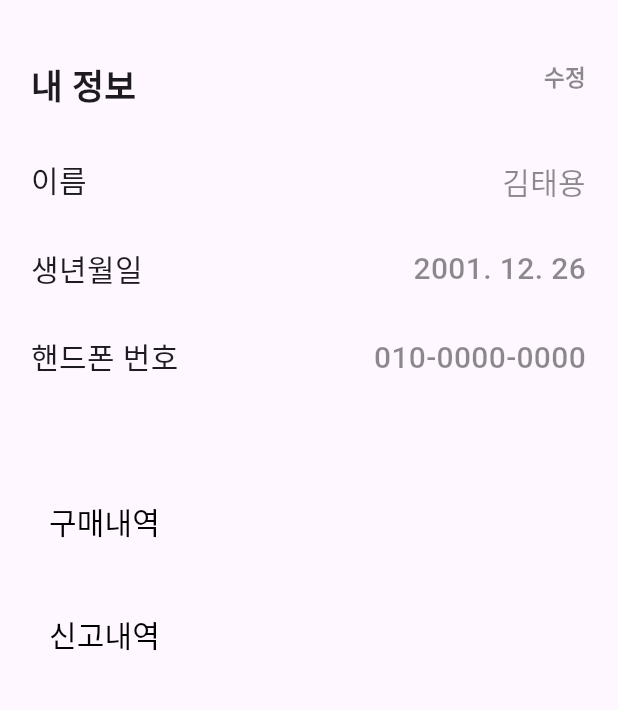
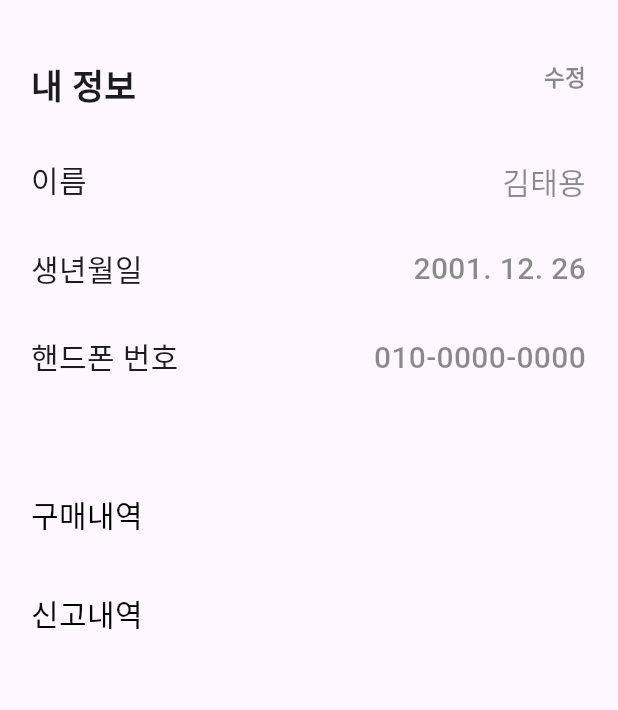
Before and after one commit to mxcoogi/Ravis, a Flutter app: the MyInfoScreen screen opened directly, on a phone screen of 412 x 824 dp, the part 390-1100 px from its top. Run offline on Flutter 3.47's test engine with Material 3 defaults, Android fonts, the phone set to English and light mode, and no system bars; our stand-ins replace flutter_svg, google_maps_flutter.

Commit message:
마이페이지 전부 완료

```diff
--- a/lib/screen/screen_myinfo.dart
+++ b/lib/screen/screen_myinfo.dart
@@ -1,5 +1,6 @@
 import 'package:flutter/material.dart';
 import 'package:ravis/widget/widget_myinfo.dart'; // MyinfoCard를 import
+
 
 class MyInfoScreen extends StatefulWidget {
   @override
@@ -11,6 +12,7 @@ class _MyInfoScreenState extends State<MyInfoScreen> {
   Widget build(BuildContext context) {
     // 화면의 가로 크기 (width) 얻기
     double screenWidth = MediaQuery.of(context).size.width;
+    double screenHeight = MediaQuery.of(context).size.height;
 
     // 기본적인 여백 계산
     double sidePadding = screenWidth * 0.05;
@@ -37,7 +39,11 @@ class _MyInfoScreenState extends State<MyInfoScreen> {
               // Details 위젯
               Padding(
                 padding: const EdgeInsets.only(top: 30),
-                child: Details(),
+                child: Details(detail_name: '구매내역', width: screenWidth , height: screenHeight)
+              ),
+              Padding(
+                padding: const EdgeInsets.only(top: 0),
+                child: Details(detail_name: '신고내역', width: screenWidth, height: screenHeight),
               ),
 
               // 더 많은 위젯이 여기에 추가될 수 있습니다.
--- a/lib/widget/widget_myinfo.dart
+++ b/lib/widget/widget_myinfo.dart
@@ -189,11 +189,15 @@ class _MyInfoState extends State<MyInfo> {
                   crossAxisAlignment:
                       CrossAxisAlignment.end, // Column 내에서 텍스트들 왼쪽 정렬
                   children: [
-                    Text('수정',
-                        style: TextStyle(
+                    InkWell(
+                      onTap: (){
+                        print('수정 클릭');
+                      },
+                      child: Text('수정', style: TextStyle(
                             fontSize: 15,
                             fontWeight: FontWeight.w600,
                             color: Colors.black45)),
+                    ),
                     SizedBox(height: 45),
                     Text('김태용',
                         style: TextStyle(
@@ -221,60 +225,28 @@ class _MyInfoState extends State<MyInfo> {
   }
 }
 
+
 class Details extends StatelessWidget {
-  const Details({super.key});
+  final String detail_name;
+  final double width;
+  final double height;
 
+  const Details({super.key, required this.detail_name, required this.width, required this.height});
   @override
   Widget build(BuildContext context) {
-    return Container(
-      width: 370,
-      height: 150,
-      child: Column(
-        children: [
-          // 위쪽 Container
-          Expanded(
-            flex: 1, // 비율을 1로 설정
-            child: Container(
-              width: 370,
-              child: Row(
-                children: [
-                  TextButton(
-                    onPressed: () {
-                      // 이용후기 페이지로 이동
-                      print('구매내역 클릭됨');
-                    },
-                    child: Text(
-                      '구매내역',
-                      style: TextStyle(fontSize: 20, color: Colors.black),
-                    ),
-                  ),
-                ],
-              ),
-            ),
-          ),
-
-          // 아래쪽 Container
-          Expanded(
-            flex: 1, // 비율을 1로 설정
-            child: Container(
-              width: 370,
-              child: Row(
-                children: [
-                  TextButton(
-                    onPressed: () {
-                      // 이용후기 페이지로 이동
-                      print('신고내역 클릭됨');
-                    },
-                    child: Text(
-                      '신고내역',
-                      style: TextStyle(fontSize: 20, color: Colors.black),
-                    ),
-                  ),
-                ],
-              ),
-            ),
-          ),
-        ],
+    return InkWell(
+      onTap: () {
+        // 클릭했을 때 처리할 동작
+        print(detail_name + "클릭댐");
+      },
+      child: Container(
+        width: width ,
+        height: height * 0.08,
+        alignment: Alignment.centerLeft,
+        child: Text(
+          detail_name,  // 전달된 detail_name 값 표시
+          style: TextStyle(fontSize: 20, color: Colors.black),
+        ),
       ),
     );
   }
```
